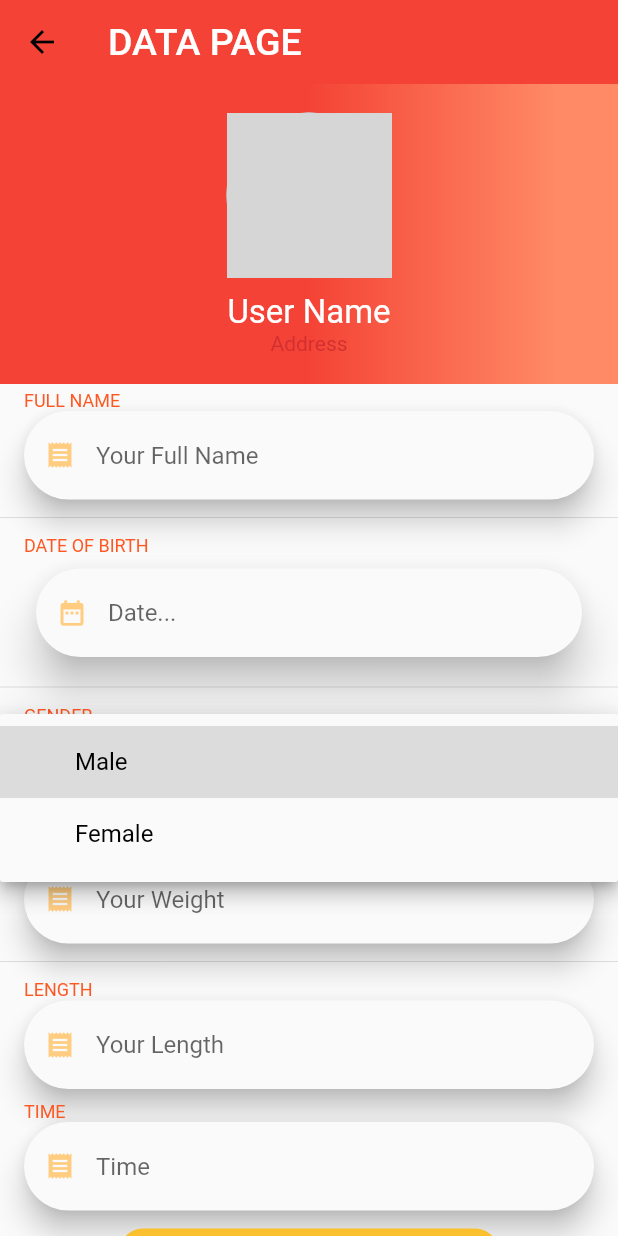
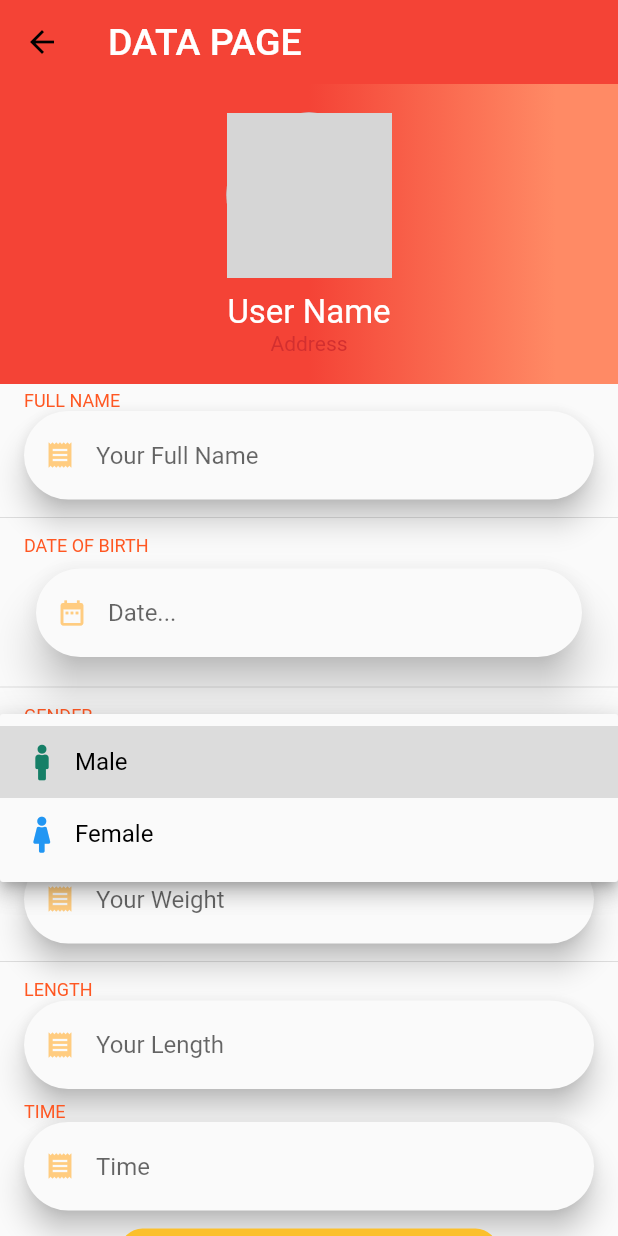
Before and after one commit to Three-team-org/Data-Buffering-App-Flutter, a Flutter app: the DataPage screen opened directly, after a tap on "Select Gender", on a phone screen of 412 x 824 dp. Run offline on Flutter 3.47's test engine with Material 2 defaults, Android fonts, the phone set to English and light mode, and no system bars; our stand-ins replace cached_network_image, flutter_icons, flutter_screenutil, font_awesome_flutter, google_fonts, image_picker and 4 more; missing offline and left inert: flex_color_picker, grouped_buttons; accounts and stored records are empty; network calls fail; grey boxes are pictures that could not be loaded.

Commit message:
update for data page

```diff
--- a/lib/ui/sub_data.dart
+++ b/lib/ui/sub_data.dart
@@ -27,13 +27,14 @@ class Item {
 class _DataPageState extends State<DataPage>{
   User_data user_data;
 
+  bool avatar_exists = false;
   TextEditingController _dateController = TextEditingController();
   DateTime _selectedDate;
-  Item selectedGender;
+  Item selectedGender ;
   File _image;
   List<Item> Gender = <Item>[
-    const Item('Male',Icon(FontAwesomeIcons.male,color:  const Color(0xFF4500),)),
-    const Item('Female',Icon(FontAwesomeIcons.female,color:  const Color(0xFF4500),)),
+    const Item('Male',Icon(FontAwesomeIcons.male,color:  const Color(0xFF167F67),)),
+    const Item('Female',Icon(FontAwesomeIcons.female,color:  Colors.blue,)),
   ];
   TextEditingController textEditingController;
   TextEditingController _full_name_controller = TextEditingController();
@@ -55,6 +56,38 @@ class _DataPageState extends State<DataPage>{
       _weight_controller.text, _length_controller.text, _time_controller.text, avatar_path,
     );
     await db.saveUserData(user_data);
+  }
+  getRecord() async {
+    var db = new DatabaseHelper();
+    var maps = await db.getUserInfo();
+
+    if(maps.length !=0) {
+      String full_name_str = maps[0]['full_name'];
+      String birthday_str = maps[0]['birthday'];
+      String weight_str = maps[0]['weight'];
+      String length_str = maps[0]['length'];
+      String time_str = maps[0]['time'];
+      String avatar_str = maps[0]['avatar_path'];
+      final Directory directory = await getApplicationDocumentsDirectory();
+      if (await File('${directory.path}/avatar.png').exists()) {
+        _image = File('${directory.path}/avatar.png');
+      }
+      setState(() {
+        avatar_exists = true;
+
+
+        _full_name_controller = TextEditingController(text: full_name_str);
+        _dateController = TextEditingController(text: birthday_str);
+        _weight_controller = TextEditingController(text: weight_str);
+        _length_controller = TextEditingController(text: length_str);
+        _time_controller = TextEditingController(text: time_str);
+      });
+    }
+  }
+  saveImages() async{
+    final Directory directory = await getApplicationDocumentsDirectory();
+    final File Image_face = await _image.copy('${directory.path}/avatar.png');
+
   }
   void _showPicker(context) {
     showModalBottomSheet(
@@ -316,6 +349,7 @@ class _DataPageState extends State<DataPage>{
               ),
               onPressed: () {
                 addRecord();
+                saveImages();
                 Toast.show("Saved Successfully!", context, duration: Toast.LENGTH_LONG, gravity:  Toast.BOTTOM);
               },
             ),
@@ -359,7 +393,9 @@ class _DataPageState extends State<DataPage>{
   void initState(){
     super.initState();
     initAvatarPath();
+    getRecord();
   }
+
   void initAvatarPath() async{
     io.Directory documentsDirectory = await getApplicationDocumentsDirectory();
     setState(() {
```
Also changed, not shown: 1 other file.
